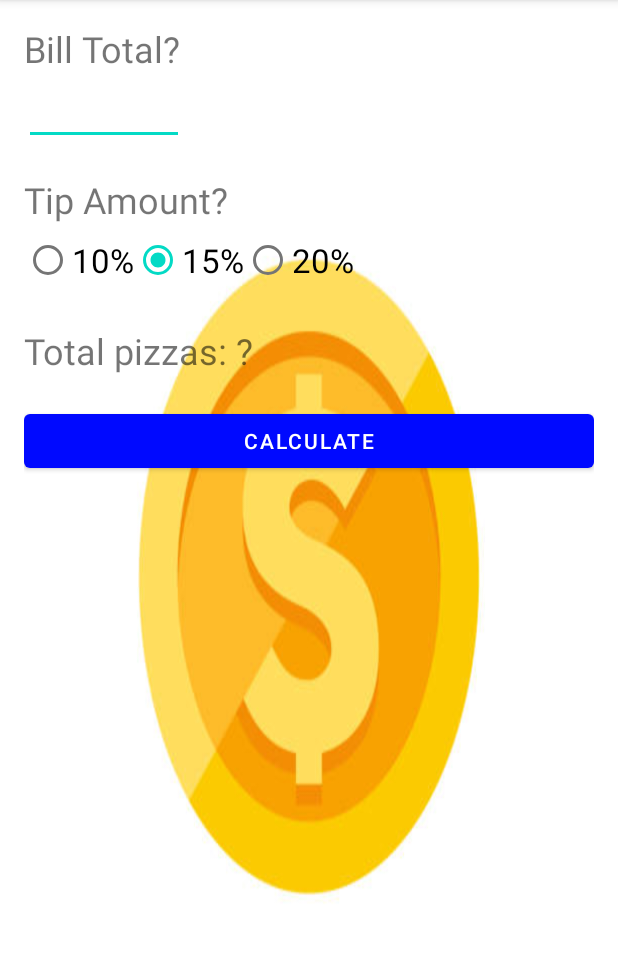
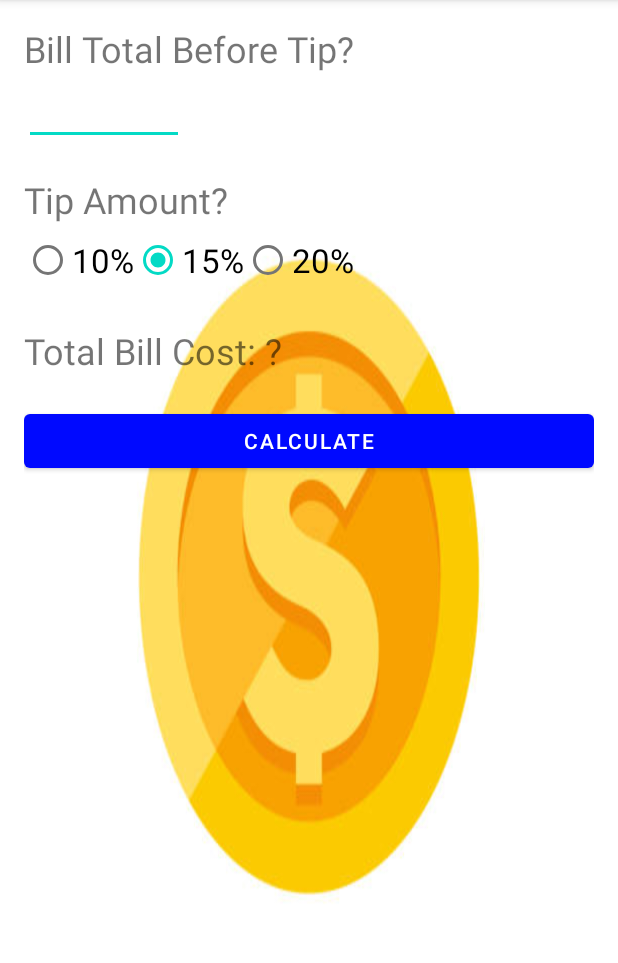
Before and after one commit to StevenTNguyen-Code/TipCalculator, an Android app: the MainActivity screen opened directly, with no data from a screen before it, on a phone screen of 412 x 824 dp, the part 84-1047 px from its top. Run offline under Robolectric (Android 15) with nearby library versions, the phone set to English and light mode, and no system bars.

Commit message:
Added more Text

```diff
--- a/app/src/main/res/layout/activity_main.xml
+++ b/app/src/main/res/layout/activity_main.xml
@@ -15,7 +15,7 @@
     <TextView
         android:layout_width="wrap_content"
         android:layout_height="wrap_content"
-        android:text="Bill Total?"
+        android:text="Bill Total Before Tip?"
         android:textSize="24sp"
         android:labelFor="@id/num_attend_edit_text" />
 
@@ -64,7 +64,7 @@
 
     <TextView
         android:id="@+id/num_pizzas_text_view"
-        android:text="Total pizzas: ?"
+        android:text="Total Bill Cost: ?"
         android:layout_width="wrap_content"
         android:layout_height="wrap_content"
         android:layout_marginTop="20dp"
```
